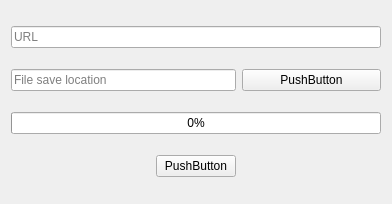
Above: Assignment17/Downloader/form.ui from MaryamBoneh/PythonCourse_Aemmi before the change. Below: the same form after it.
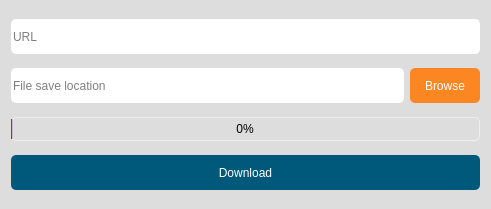
That is the form after the change.

What changed in the file:
```diff
--- a/Assignment17/Downloader/form.ui
+++ b/Assignment17/Downloader/form.ui
@@ -6,16 +6,88 @@
    <rect>
     <x>0</x>
     <y>0</y>
-    <width>392</width>
-    <height>204</height>
+    <width>491</width>
+    <height>209</height>
    </rect>
   </property>
   <property name="windowTitle">
-   <string>Main</string>
+   <string>Downloader</string>
+  </property>
+  <property name="autoFillBackground">
+   <bool>false</bool>
+  </property>
+  <property name="styleSheet">
+   <string notr="true">background-color: #dddddd;</string>
   </property>
   <layout class="QGridLayout" name="gridLayout">
-   <item row="3" column="0" colspan="3">
+   <item row="1" column="0">
+    <widget class="QLineEdit" name="txt_dest">
+     <property name="minimumSize">
+      <size>
+       <width>300</width>
+       <height>35</height>
+      </size>
+     </property>
+     <property name="styleSheet">
+      <string notr="true">background-color: #fff; border-radius: 5px</string>
+     </property>
+     <property name="placeholderText">
+      <string>File save location</string>
+     </property>
+    </widget>
+   </item>
+   <item row="1" column="1">
+    <widget class="QPushButton" name="btn_browse">
+     <property name="minimumSize">
+      <size>
+       <width>70</width>
+       <height>35</height>
+      </size>
+     </property>
+     <property name="maximumSize">
+      <size>
+       <width>120</width>
+       <height>16777215</height>
+      </size>
+     </property>
+     <property name="cursor">
+      <cursorShape>PointingHandCursor</cursorShape>
+     </property>
+     <property name="styleSheet">
+      <string notr="true">background-color: #fc8621; border: 0px solid; border-radius: 5px; color: #fff;</string>
+     </property>
+     <property name="text">
+      <string>Browse</string>
+     </property>
+    </widget>
+   </item>
+   <item row="0" column="0" colspan="2">
+    <widget class="QLineEdit" name="txt_url">
+     <property name="minimumSize">
+      <size>
+       <width>0</width>
+       <height>35</height>
+      </size>
+     </property>
+     <property name="styleSheet">
+      <string notr="true">background-color: #fff; border-radius: 5px</string>
+     </property>
+     <property name="placeholderText">
+      <string>URL</string>
+     </property>
+    </widget>
+   </item>
+   <item row="2" column="0" colspan="2">
     <widget class="QProgressBar" name="progressBar">
+     <property name="minimumSize">
+      <size>
+       <width>0</width>
+       <height>0</height>
+      </size>
+     </property>
+     <property name="styleSheet">
+      <string notr="true">border: 1px solid #eee; border-radius: 5px;</string>
+     </property>
      <property name="value">
       <number>0</number>
      </property>
@@ -24,63 +96,22 @@
      </property>
     </widget>
    </item>
-   <item row="4" column="2">
-    <spacer name="horizontalSpacer_2">
-     <property name="orientation">
-      <enum>Qt::Horizontal</enum>
-     </property>
-     <property name="sizeHint" stdset="0">
-      <size>
-       <width>40</width>
-       <height>20</height>
-      </size>
-     </property>
-    </spacer>
-   </item>
-   <item row="0" column="0" colspan="3">
-    <widget class="QLineEdit" name="txt_url">
-     <property name="placeholderText">
-      <string>URL</string>
-     </property>
-    </widget>
-   </item>
-   <item row="4" column="1">
+   <item row="3" column="0" colspan="2">
     <widget class="QPushButton" name="btn_download">
-     <property name="text">
-      <string>PushButton</string>
-     </property>
-    </widget>
-   </item>
-   <item row="4" column="0">
-    <spacer name="horizontalSpacer">
-     <property name="orientation">
-      <enum>Qt::Horizontal</enum>
-     </property>
-     <property name="sizeHint" stdset="0">
-      <size>
-       <width>40</width>
-       <height>20</height>
-      </size>
-     </property>
-    </spacer>
-   </item>
-   <item row="1" column="0" colspan="2">
-    <widget class="QLineEdit" name="txt_dest">
-     <property name="placeholderText">
-      <string>File save location</string>
-     </property>
-    </widget>
-   </item>
-   <item row="1" column="2">
-    <widget class="QPushButton" name="btn_browse">
      <property name="minimumSize">
       <size>
-       <width>70</width>
-       <height>0</height>
+       <width>0</width>
+       <height>35</height>
       </size>
      </property>
+     <property name="cursor">
+      <cursorShape>PointingHandCursor</cursorShape>
+     </property>
+     <property name="styleSheet">
+      <string notr="true">background-color: #00587a; border: 0px solid; border-radius: 5px; color: #fff;</string>
+     </property>
      <property name="text">
-      <string>PushButton</string>
+      <string>Download</string>
      </property>
     </widget>
    </item>
```
